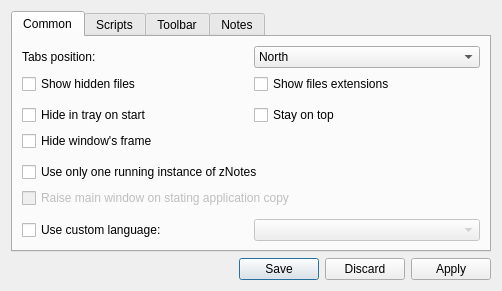
The window that configdialog.ui (proton/zNotes) describes before a commit, drawn with Qt 5.
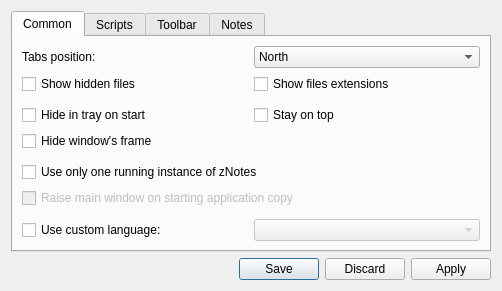
The same window after the commit. Icons and pictures are not drawn.

Patch:
```diff
--- a/configdialog.ui
+++ b/configdialog.ui
@@ -147,7 +147,7 @@
             <bool>false</bool>
            </property>
            <property name="text">
-            <string>Raise main window on stating application copy</string>
+            <string>Raise main window on starting application copy</string>
            </property>
           </widget>
          </item>
```
